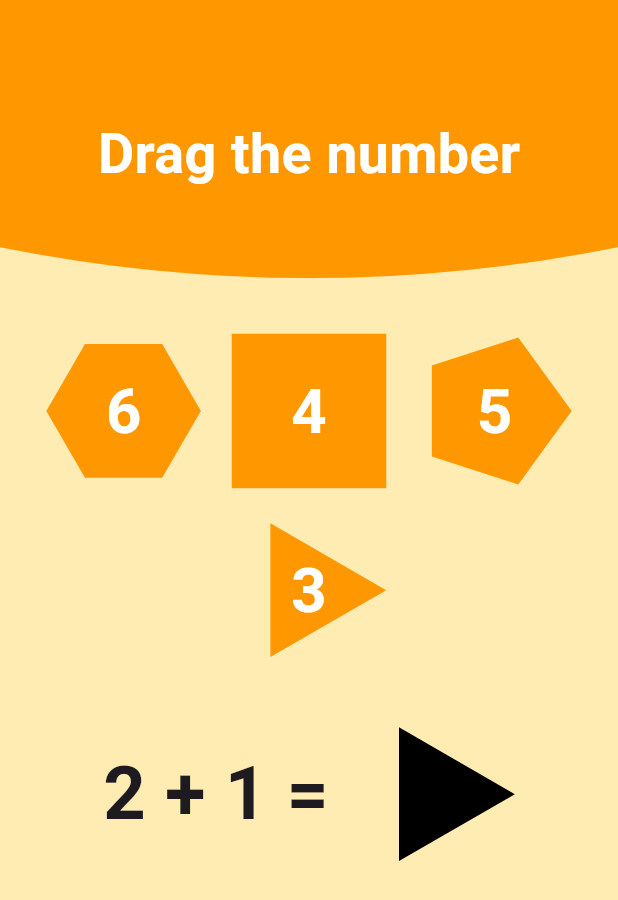
After one commit to kpkmaduwantha9/numberDragGame, a Flutter app: the screen it shows after launch, after a tap on "2+1=", on a phone screen of 412 x 824 dp. The commit adds this screen. Shown: the top 900 px of the screen. Run offline on Flutter 3.47's test engine with Material 3 defaults, Android fonts, the phone set to English and light mode, and no system bars; our stand-ins replace confetti.

Commit message:
4+1, 2+2, 2+1

```diff
--- /dev/null
+++ b/lib/21game.dart
@@ -0,0 +1,303 @@
+import 'dart:math';
+
+import 'package:confetti/confetti.dart';
+import 'package:flutter/material.dart';
+
+class GameScreen3 extends StatefulWidget {
+  @override
+  _GameScreenState createState() => _GameScreenState();
+}
+
+class _GameScreenState extends State<GameScreen3> {
+  bool isCorrect = false;
+  bool isWrong = false;
+  bool shapePlaced = false;
+  late ConfettiController _confettiController;
+
+  @override
+  void initState() {
+    super.initState();
+    _confettiController = ConfettiController(duration: Duration(seconds: 5));
+  }
+
+  @override
+  void dispose() {
+    _confettiController.dispose();
+    super.dispose();
+  }
+
+  void checkAnswer(String number) {
+    if (number == "3") {
+      setState(() {
+        isCorrect = true;
+        isWrong = false;
+        shapePlaced = true;
+      });
+      _confettiController.play(); // 🎉 Start confetti animation!
+    } else {
+      setState(() {
+        isCorrect = false;
+        isWrong = true;
+      });
+    }
+  }
+
+  void resetGame() {
+    setState(() {
+      isCorrect = false;
+      isWrong = false;
+      shapePlaced = false;
+    });
+  }
+
+  @override
+  Widget build(BuildContext context) {
+    double screenWidth = MediaQuery.of(context).size.width;
+    double screenHeight = MediaQuery.of(context).size.height;
+    double shortestSide = MediaQuery.of(context).size.shortestSide;
+    bool isTablet = shortestSide > 600; // Detects if it's a tablet
+
+    double shapeSize = screenWidth * 0.25;
+    double fontSize = screenWidth * 0.06;
+    double spacing = screenHeight * 0.02;
+
+    return Scaffold(
+      backgroundColor: Colors.amber.shade100,
+      body: LayoutBuilder(
+        builder: (context, constraints) {
+          return SingleChildScrollView(
+            child: Column(
+              children: [
+                // Curved Header
+                Container(
+                  height: screenHeight * 0.25,
+                  width: double.infinity,
+                  child: CustomPaint(
+                    painter: CurvedTopPainter(),
+                    child: Center(
+                      child: Text(
+                        "Drag the number",
+                        style: TextStyle(
+                          fontSize: fontSize * 1.5,
+                          fontWeight: FontWeight.bold,
+                          color: Colors.white,
+                        ),
+                      ),
+                    ),
+                  ),
+                ),
+                SizedBox(height: spacing),
+
+                // Draggable Shapes (Grid Layout)
+                if (!shapePlaced)
+                  Padding(
+                    padding: EdgeInsets.symmetric(horizontal: spacing),
+                    child: Wrap(
+                      spacing: screenWidth * 0.05,
+                      runSpacing: spacing,
+                      alignment: WrapAlignment.center,
+                      children: [
+                        draggableShape(
+                            "6", Colors.orange, ShapeType.hexagon, shapeSize),
+                        draggableShape(
+                            "4", Colors.orange, ShapeType.rectangle, shapeSize),
+                        draggableShape(
+                            "5", Colors.orange, ShapeType.pentagon, shapeSize),
+                        draggableShape(
+                            "3", Colors.orange, ShapeType.triangle, shapeSize),
+                      ],
+                    ),
+                  ),
+                SizedBox(height: spacing * 2),
+
+                // Drop Target Area
+                Row(
+                  mainAxisAlignment: MainAxisAlignment.center,
+                  children: [
+                    Text(
+                      "2 + 1 = ",
+                      style: TextStyle(
+                          fontSize: fontSize * 2, fontWeight: FontWeight.bold),
+                    ),
+                    SizedBox(width: screenWidth * 0.02),
+                    DragTarget<String>(
+                      onAccept: (number) => checkAnswer(number),
+                      builder: (context, candidateData, rejectedData) {
+                        return Container(
+                          width: shapeSize,
+                          height: shapeSize,
+                          child: shapePlaced
+                              ? shapeWidget("3", Colors.orange,
+                                  ShapeType.triangle, shapeSize)
+                              : CustomPaint(
+                                  painter: PolygonPainter(
+                                      ShapeType.triangle, Colors.black),
+                                ),
+                        );
+                      },
+                    ),
+                  ],
+                ),
+
+                SizedBox(height: spacing * 2),
+
+                // Result Screens
+                if (isCorrect)
+                  Column(
+                    children: [
+                      Text(
+                        "🎉 You Win! 🎉",
+                        style: TextStyle(
+                            fontSize: fontSize * 2,
+                            fontWeight: FontWeight.bold,
+                            color: Colors.green),
+                      ),
+                      SizedBox(height: spacing),
+                      ElevatedButton(
+                        onPressed: () {
+                          Navigator.pop(context); // Navigate back to HomeScreen
+                        },
+                        child: Text("Next",
+                            style: TextStyle(fontSize: fontSize * 1)),
+                      ),
+                      SizedBox(height: spacing),
+                    ],
+                  )
+                else if (isWrong)
+                  Column(
+                    children: [
+                      Text(
+                        "❌ Try Again!",
+                        style: TextStyle(
+                            fontSize: fontSize * 1,
+                            fontWeight: FontWeight.bold,
+                            color: Colors.red),
+                      ),
+                      SizedBox(height: spacing * 2),
+                      ElevatedButton(
+                        onPressed: resetGame,
+                        child: Text("Try Again",
+                            style: TextStyle(fontSize: fontSize * 0.8)),
+                      ),
+                    ],
+                  ),
+
+                // 🎉 Confetti Animation 🎉
+                ConfettiWidget(
+                  confettiController: _confettiController,
+                  blastDirection: pi / 2,
+                  emissionFrequency: 0.2,
+                  shouldLoop: false,
+                  numberOfParticles: 100,
+                  blastDirectionality: BlastDirectionality.explosive,
+                  gravity: 0.1,
+                  colors: [
+                    Colors.red,
+                    Colors.blue,
+                    Colors.green,
+                    Colors.yellow
+                  ],
+                ),
+              ],
+            ),
+          );
+        },
+      ),
+    );
+  }
+
+  Widget draggableShape(
+      String number, Color color, ShapeType shapeType, double size) {
+    return Draggable<String>(
+      data: number,
+      child: shapeWidget(number, color, shapeType, size),
+      feedback: shapeWidget(number, color, shapeType, size * 1.2),
+      childWhenDragging: Opacity(
+          opacity: 0.3, child: shapeWidget(number, color, shapeType, size)),
+    );
+  }
+
+  Widget shapeWidget(
+      String number, Color color, ShapeType shapeType, double size) {
+    return Container(
+      width: size,
+      height: size,
+      child: CustomPaint(
+        painter: PolygonPainter(shapeType, color),
+        child: Center(
+          child: Text(
+            number,
+            style: TextStyle(
+                fontSize: size * 0.4,
+                fontWeight: FontWeight.bold,
+                color: Colors.white),
+          ),
+        ),
+      ),
+    );
+  }
+}
+
+class CurvedTopPainter extends CustomPainter {
+  @override
+  void paint(Canvas canvas, Size size) {
+    Paint paint = Paint()..color = Colors.orange.shade500;
+    Path path = Path();
+    path.moveTo(0, 0);
+    path.lineTo(0, size.height * 0.8);
+    path.quadraticBezierTo(
+        size.width / 2, size.height, size.width, size.height * 0.8);
+    path.lineTo(size.width, 0);
+    path.close();
+    canvas.drawPath(path, paint);
+  }
+
+  @override
+  bool shouldRepaint(CustomPainter oldDelegate) => false;
+}
+
+enum ShapeType { triangle, rectangle, pentagon, hexagon }
+
+class PolygonPainter extends CustomPainter {
+  final ShapeType shapeType;
+  final Color color;
+
+  PolygonPainter(this.shapeType, this.color);
+
+  @override
+  void paint(Canvas canvas, Size size) {
+    Paint paint = Paint()..color = color;
+    Path path;
+
+    if (shapeType == ShapeType.rectangle) {
+      // Draw a rectangle
+      path = Path()..addRect(Rect.fromLTWH(0, 0, size.width, size.height));
+    } else {
+      // Draw other polygon shapes
+      path = createPolygonPath(shapeType, size);
+    }
+
+    canvas.drawPath(path, paint);
+  }
+
+  Path createPolygonPath(ShapeType shapeType, Size size) {
+    int sides = shapeType == ShapeType.triangle
+        ? 3
+        : shapeType == ShapeType.pentagon
+            ? 5
+            : 6;
+    double angle = (2 * pi) / sides;
+    double radius = size.width / 2;
+    Offset center = Offset(size.width / 2, size.height / 2);
+    Path path = Path();
+    path.moveTo(center.dx + radius, center.dy);
+    for (int i = 1; i < sides; i++)
+      path.lineTo(center.dx + radius * cos(i * angle),
+          center.dy + radius * sin(i * angle));
+    path.close();
+    return path;
+  }
+
+  @override
+  bool shouldRepaint(CustomPainter oldDelegate) => false;
+}
--- a/lib/main.dart
+++ b/lib/main.dart
@@ -1,3 +1,4 @@
+import 'package:dragnumbershapes/21game.dart';
 import 'package:dragnumbershapes/22game.dart';
 import 'package:dragnumbershapes/41game.dart';
 import 'package:flutter/material.dart';
@@ -36,7 +37,7 @@ class HomeScreen extends StatelessWidget {
                   MaterialPageRoute(builder: (context) => GameScreen2()),
                 );
               },
-              child: Text("Go to GameScreen2"),
+              child: Text("4+1="),
             ),
             SizedBox(height: 20), // Adds spacing between buttons
             ElevatedButton(
@@ -46,17 +47,17 @@ class HomeScreen extends StatelessWidget {
                   MaterialPageRoute(builder: (context) => GameScreen()),
                 );
               },
-              child: Text("Go to GameScreen"),
+              child: Text("2+2="),
             ),
             SizedBox(height: 20), // Adds spacing between buttons
             ElevatedButton(
               onPressed: () {
                 Navigator.push(
                   context,
-                  MaterialPageRoute(builder: (context) => GameScreen()),
+                  MaterialPageRoute(builder: (context) => GameScreen3()),
                 );
               },
-              child: Text("Go to GameScreen"),
+              child: Text("2+1="),
             ),
           ],
         ),
```
Also changed, not shown: lib/41 responsve and split support .txt (renamed from lib/responsve and split support .txt).
